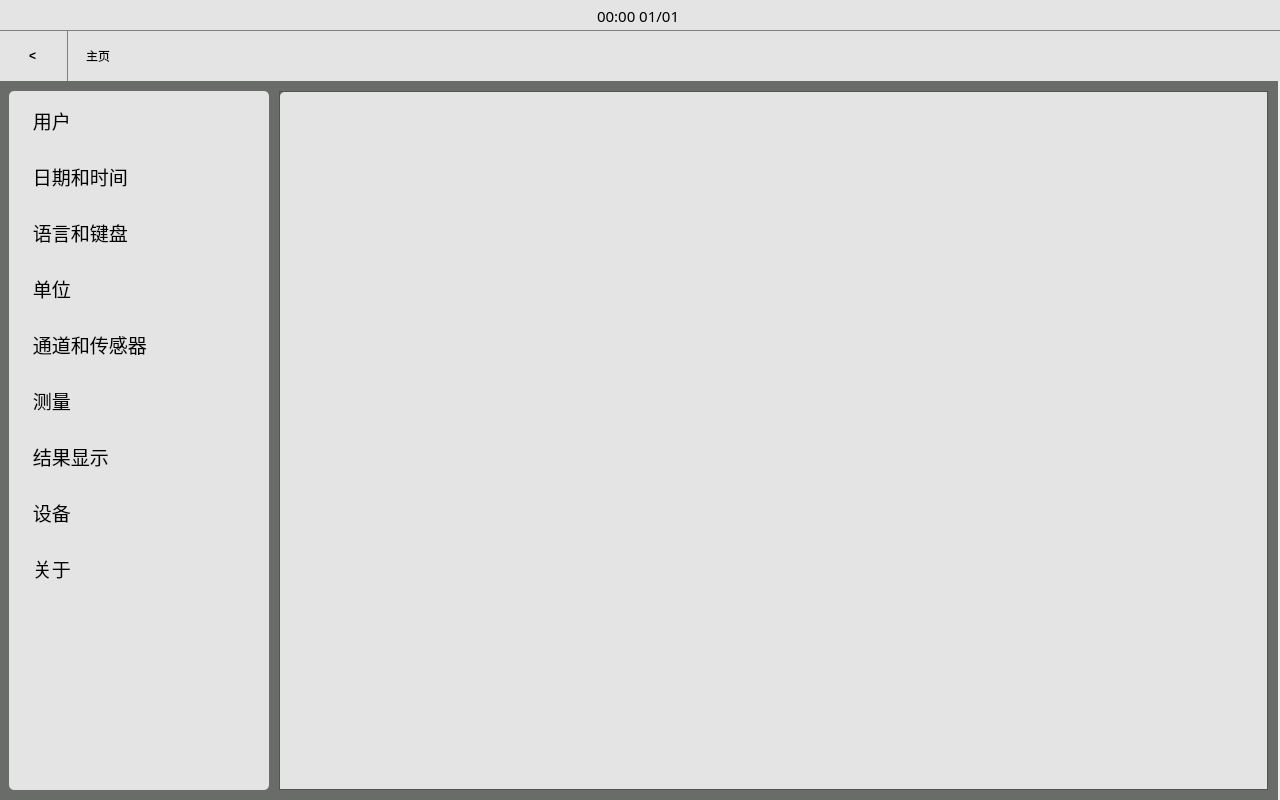
Before: the Qt Designer form src/jp_settingscreen/jp_settingscreen.ui in Jsvi53/qt_custom_widget, drawn with Qt 5.
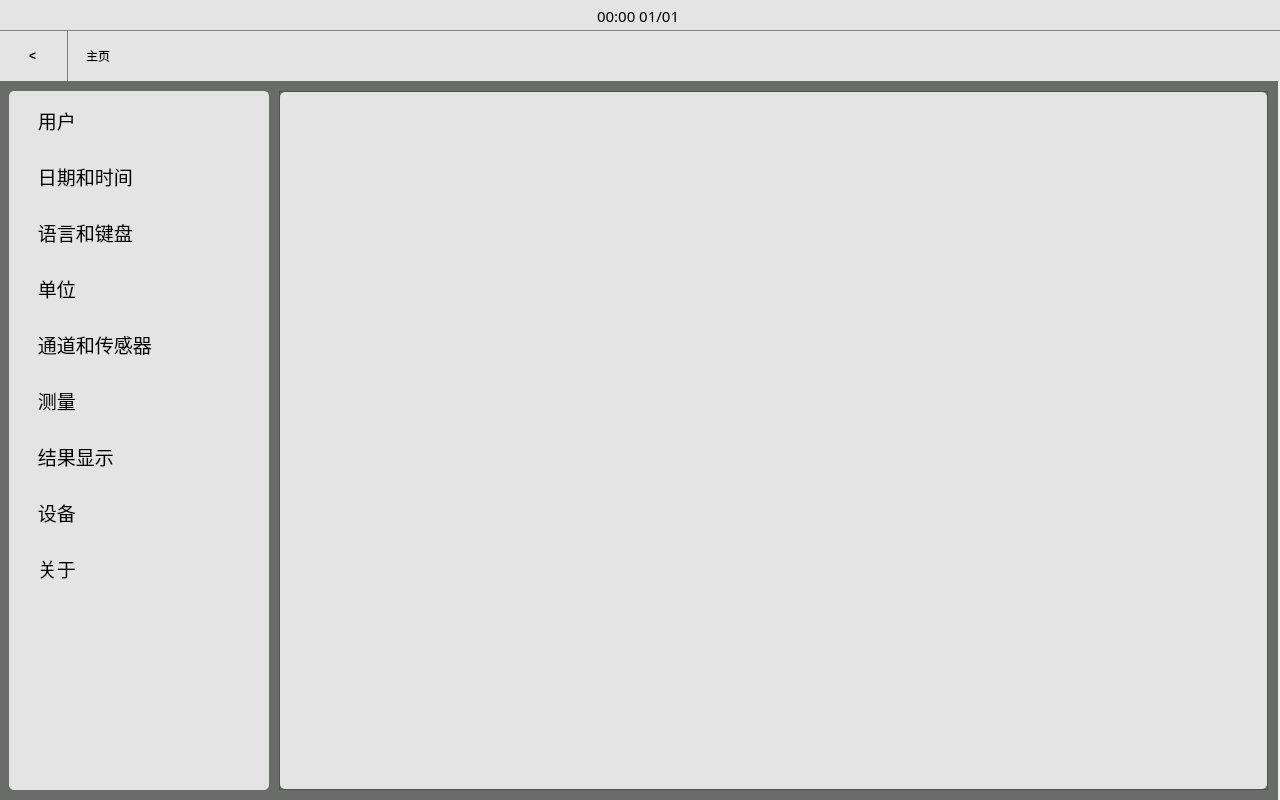
After: the same form once the commit is applied. Icons and pictures are not drawn.

Patch:
```diff
--- a/src/jp_settingscreen/jp_settingscreen.ui
+++ b/src/jp_settingscreen/jp_settingscreen.ui
@@ -397,9 +397,9 @@
        <widget class="QWidget" name="verticalLayoutWidget_2">
         <property name="geometry">
          <rect>
-          <x>-1</x>
+          <x>4</x>
           <y>4</y>
-          <width>262</width>
+          <width>251</width>
           <height>691</height>
          </rect>
         </property>
@@ -839,20 +839,6 @@
          </rect>
         </property>
         <property name="styleSheet">
-         <string notr="true">QScrollArea {
-	border: none;
-}</string>
-        </property>
-        <widget class="QWidget" name="setting_workspace" native="true">
-         <property name="geometry">
-          <rect>
-           <x>0</x>
-           <y>0</y>
-           <width>989</width>
-           <height>699</height>
-          </rect>
-         </property>
-         <property name="styleSheet">
           <string notr="true">QWidget {
 	background-color: rgb(228, 228, 228);
 	border-radius: 5px;
@@ -861,10 +847,10 @@
          <widget class="QWidget" name="verticalLayoutWidget_3">
           <property name="geometry">
            <rect>
-            <x>0</x>
-            <y>0</y>
-            <width>991</width>
-            <height>701</height>
+           <x>5</x>
+           <y>5</y>
+           <width>976</width>
+           <height>686</height>
            </rect>
           </property>
           <layout class="QVBoxLayout" name="verticalLayout">
@@ -872,7 +858,6 @@
             <number>0</number>
            </property>
           </layout>
-         </widget>
         </widget>
        </widget>
       </widget>
```
Lines whose indentation alone changed are shown as unchanged.
